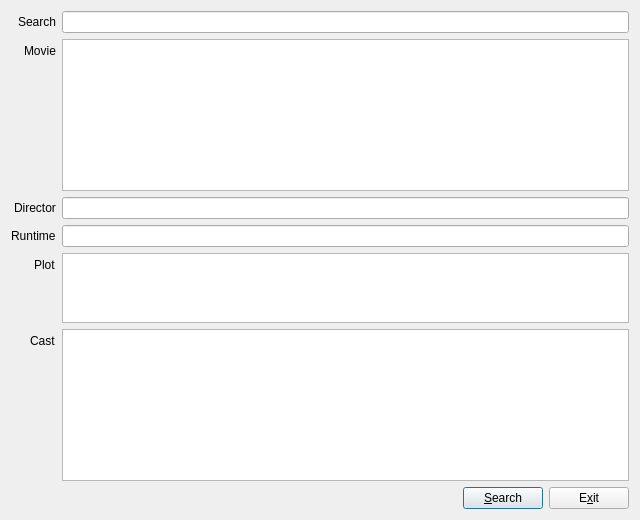
timcking/pyqt-imdb, file ui_moviedialog.ui: the form before one commit.
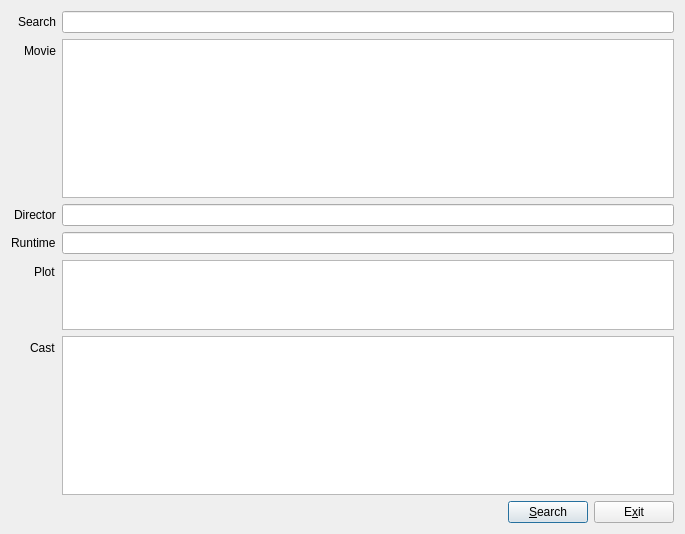
The form after the commit.

What changed in the file:
```diff
--- a/ui_moviedialog.ui
+++ b/ui_moviedialog.ui
@@ -6,8 +6,8 @@
    <rect>
     <x>0</x>
     <y>0</y>
-    <width>640</width>
-    <height>520</height>
+    <width>685</width>
+    <height>534</height>
    </rect>
   </property>
   <property name="minimumSize">
```
